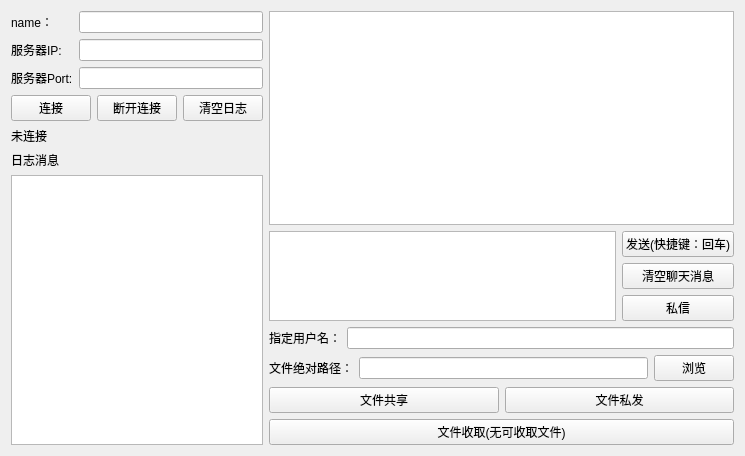
First picture: the form in Client/Client/client.ui, repository RH211-sys/qt---simple-online-chat-room, before the edit.
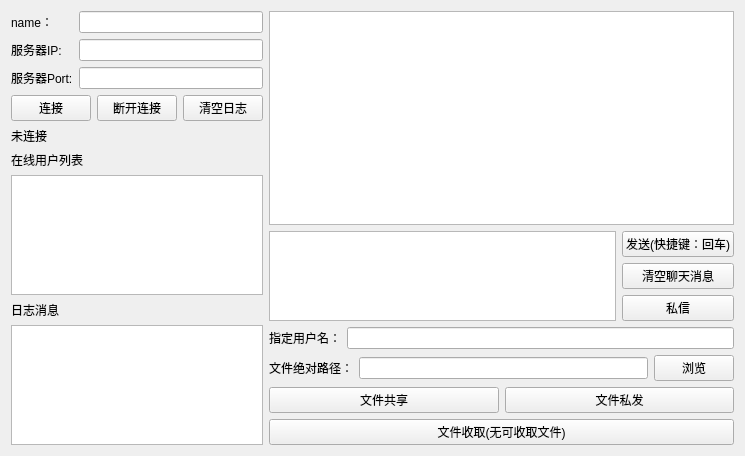
Second picture: the form after the edit.

Commit message: 设置通信协议 规范用户命名 解决粘包问题 修复bug，修复代码顺序 解决新客户端无法看到在线客户端的bug

```diff
--- a/Client/Client/client.ui
+++ b/Client/Client/client.ui
@@ -15,7 +15,7 @@
   </property>
   <layout class="QHBoxLayout" name="horizontalLayout_8" stretch="1,2">
    <item>
-    <layout class="QVBoxLayout" name="verticalLayout_4" stretch="0,0,0,0">
+    <layout class="QVBoxLayout" name="verticalLayout_4" stretch="0,0,0,0,0,0">
      <item>
       <layout class="QVBoxLayout" name="verticalLayout_3">
        <item>
@@ -94,6 +94,16 @@
        </property>
       </widget>
      </item>
+     <item>
+      <widget class="QLabel" name="label_7">
+       <property name="text">
+        <string>在线用户列表</string>
+       </property>
+      </widget>
+     </item>
+     <item>
+      <widget class="QListView" name="onlineChaters"/>
+     </item>
      <item>
       <widget class="QLabel" name="label_4">
        <property name="text">
```
The commit also changes 4 other files.
